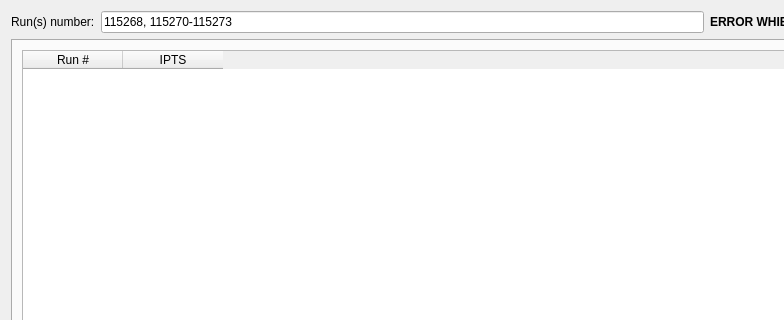
Before: the Qt Designer form designer/metadata_finder.ui in aglavic/quicknxs, drawn with Qt 5; both pictures show x 0 to 784 and y 0 to 320 of the 993 by 767 pixel window.
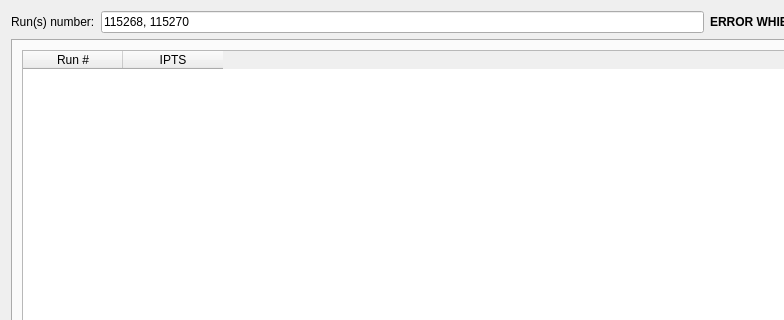
After: the same form once the commit is applied.

Commit message: Moving from one tab to another tab works (table is updated). Nxs are reloaded only when there are new runs defined.

Diff of the .ui file:
```diff
--- a/designer/metadata_finder.ui
+++ b/designer/metadata_finder.ui
@@ -31,7 +31,7 @@
           <string>1234 or 1234,1236 or 1234-1238</string>
          </property>
          <property name="text">
-          <string>115268, 115270-115273</string>
+          <string>115268, 115270</string>
          </property>
         </widget>
        </item>
```
Left out of the diff: 17 changed lines with no effect on the pictures. The commit also changes 4 other files.
